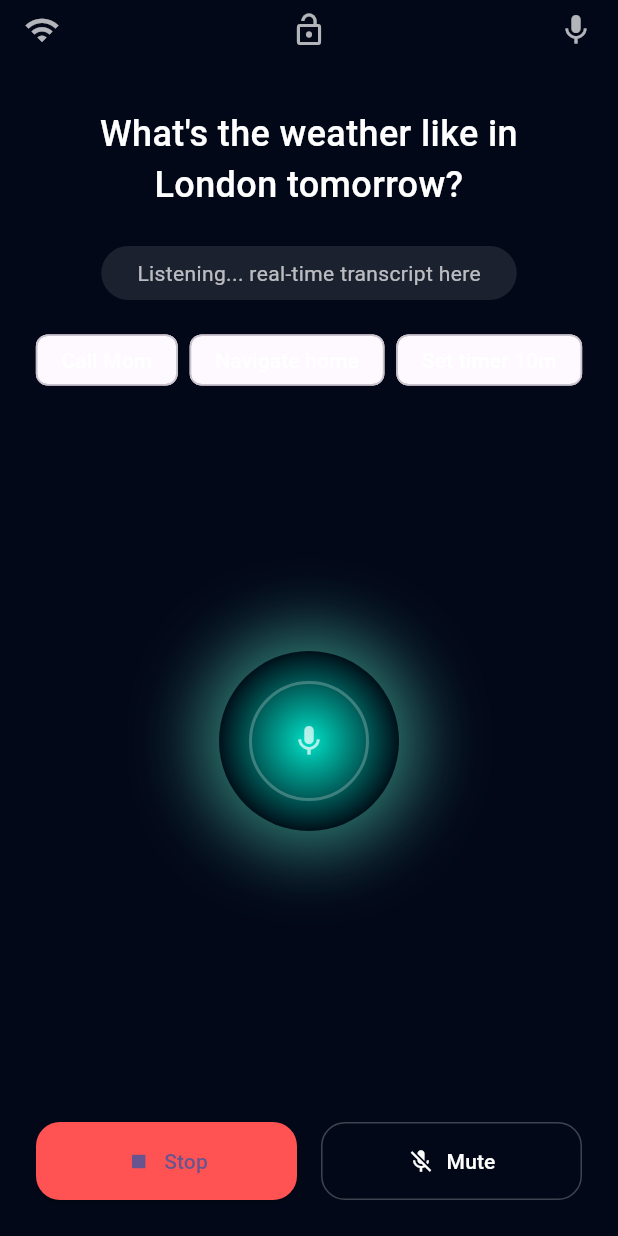
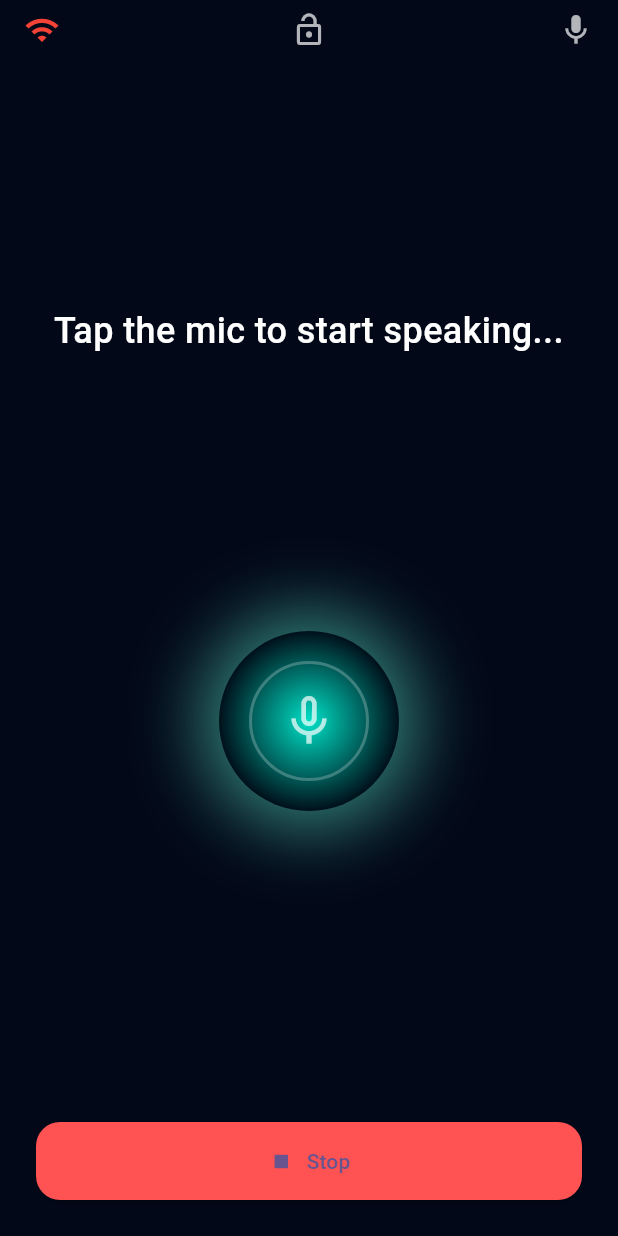
Before and after one commit to anaslari23/max_ai, a Flutter app: the screen it shows after launch, after a tap on "Tap to Speak", on a phone screen of 412 x 824 dp. Run offline on Flutter 3.47's test engine with Material 3 defaults, Android fonts, the phone set to English and light mode, and no system bars; our stand-ins replace flutter_tts, permission_handler, speech_to_text; network calls fail.

Commit message:
feat(voice): add speech-to-text and text-to-speech functionality
Implement voice interaction capabilities using speech_to_text and flutter_tts packages
Add permission handling for microphone access
Integrate with WebSocket service for real-time communication
Update UI to reflect listening state and connection status

```diff
--- a/frontend/MAX_AI_APP/lib/screens/listening_screen.dart
+++ b/frontend/MAX_AI_APP/lib/screens/listening_screen.dart
@@ -1,7 +1,135 @@
 import 'package:flutter/material.dart';
+import 'package:speech_to_text/speech_to_text.dart' as stt;
+import 'package:flutter_tts/flutter_tts.dart';
+import 'package:permission_handler/permission_handler.dart';
+import 'package:max_ai/services/websocket_service.dart';
+import 'package:max_ai/services/action_service.dart';
 
-class ListeningScreen extends StatelessWidget {
+class ListeningScreen extends StatefulWidget {
   const ListeningScreen({super.key});
+
+  @override
+  State<ListeningScreen> createState() => _ListeningScreenState();
+}
+
+class _ListeningScreenState extends State<ListeningScreen> {
+  late stt.SpeechToText _speech;
+  late FlutterTts _flutterTts;
+  late WebSocketService _wsService;
+  final ActionService _actionService = ActionService();
+
+  bool _isListening = false;
+  String _text = "Tap the mic to start speaking...";
+  bool _isConnected = false;
+
+  @override
+  void initState() {
+    super.initState();
+    _speech = stt.SpeechToText();
+    _flutterTts = FlutterTts();
+    _initVoice();
+    _connectWebSocket();
+  }
+
+  void _connectWebSocket() {
+    // Default to localhost, retry logic handles emulator
+    String backendUrl = 'ws://localhost:8000/api/v1/ws/stream';
+
+    _wsService = WebSocketService(
+      url: backendUrl,
+      onMessage: _handleServerResponse,
+      onError: (error) {
+        print("WS Error: $error");
+        if (mounted) setState(() => _isConnected = false);
+        if (backendUrl.contains('localhost')) {
+           _retryConnect('ws://10.0.2.2:8000/api/v1/ws/stream');
+        }
+      },
+    );
+    _wsService.connect();
+    if (mounted) setState(() => _isConnected = true);
+  }
+
+  void _retryConnect(String url) {
+     _wsService = WebSocketService(
+      url: url,
+      onMessage: _handleServerResponse,
+      onError: (error) {
+        print("WS Retry Error: $error");
+        if (mounted) setState(() => _isConnected = false);
+      },
+    );
+    _wsService.connect();
+  }
+
+  Future<void> _initVoice() async {
+    await Permission.microphone.request();
+    bool available = await _speech.initialize(
+      onStatus: (status) => print('STT Status: $status'),
+      onError: (errorNotification) => print('STT Error: $errorNotification'),
+    );
+    if (available) {
+      print("STT Initialized");
+    } else {
+      print("STT not available");
+    }
+
+    await _flutterTts.setLanguage("en-US");
+    await _flutterTts.setPitch(1.0);
+  }
+
+  void _listen() async {
+    if (!_isListening) {
+      bool available = await _speech.initialize();
+      if (available) {
+        setState(() => _isListening = true);
+        _speech.listen(
+          onResult: (val) {
+            setState(() {
+              _text = val.recognizedWords;
+            });
+            if (val.hasConfidenceRating && val.confidence > 0) {
+               // Partial results
+            }
+            if (val.finalResult) {
+               _sendMessage(_text);
+               setState(() => _isListening = false);
+            }
+          },
+        );
+      }
+    } else {
+      setState(() => _isListening = false);
+      _speech.stop();
+    }
+  }
+
+  void _sendMessage(String text) {
+    if (text.isEmpty) return;
+    print("Sending: $text");
+    _wsService.sendText(text);
+  }
+
+  void _handleServerResponse(dynamic data) async {
+    print("Received: $data");
+    if (data['message'] != null) {
+      String responseText = data['message'];
+      setState(() => _text = responseText);
+      await _flutterTts.speak(responseText);
+    }
+
+    if (data['action'] != null) {
+      _actionService.handleAction(data['action']);
+    }
+  }
+
+  @override
+  void dispose() {
+    _speech.stop();
+    _flutterTts.stop();
+    _wsService.disconnect();
+    super.dispose();
+  }
 
   @override
   Widget build(BuildContext context) {
@@ -10,24 +138,27 @@ class ListeningScreen extends StatelessWidget {
       body: SafeArea(
         child: Column(
           children: [
+             // Header
             Padding(
               padding: const EdgeInsets.symmetric(horizontal: 16.0, vertical: 8.0),
               child: Row(
                 mainAxisAlignment: MainAxisAlignment.spaceBetween,
-                children: const [
-                  Icon(Icons.wifi, color: Colors.white70),
-                  Icon(Icons.lock_open, color: Colors.white70),
-                  Icon(Icons.mic, color: Colors.white70),
+                children: [
+                  Icon(Icons.wifi, color: _isConnected ? Colors.green : Colors.red),
+                  const Icon(Icons.lock_open, color: Colors.white70),
+                  const Icon(Icons.mic, color: Colors.white70),
                 ],
               ),
             ),
-            const SizedBox(height: 32),
-            const Padding(
-              padding: EdgeInsets.symmetric(horizontal: 32.0),
+            const Spacer(),
+
+            // Transcript / Response
+            Padding(
+              padding: const EdgeInsets.symmetric(horizontal: 32.0),
               child: Text(
-                "What's the weather like in London tomorrow?",
+                _text,
                 textAlign: TextAlign.center,
-                style: TextStyle(
+                style: const TextStyle(
                   color: Colors.white,
                   fontSize: 24,
                   fontWeight: FontWeight.w500,
@@ -35,31 +166,17 @@ class ListeningScreen extends StatelessWidget {
                 ),
               ),
             ),
-            const SizedBox(height: 24),
-            Container(
-              padding: const EdgeInsets.symmetric(horizontal: 24, vertical: 8),
-              decoration: BoxDecoration(
-                color: Colors.white10,
-                borderRadius: BorderRadius.circular(24),
-              ),
-              child: const Text(
-                'Listening... real-time transcript here',
-                style: TextStyle(color: Colors.white70, fontSize: 14),
-              ),
+            const Spacer(),
+
+            // Visualizer (Static for now)
+            GestureDetector(
+              onTap: _listen,
+              child: _AvatarWithWaveform(isListening: _isListening),
             ),
-            const SizedBox(height: 16),
-            Wrap(
-              spacing: 8,
-              runSpacing: 8,
-              children: const [
-                _SuggestionChip(label: 'Call Mom'),
-                _SuggestionChip(label: 'Navigate home'),
-                _SuggestionChip(label: 'Set timer 10m'),
-              ],
-            ),
+
             const Spacer(),
-            _AvatarWithWaveform(),
-            const Spacer(),
+
+            // Controls
             Padding(
               padding: const EdgeInsets.symmetric(horizontal: 24.0, vertical: 24.0),
               child: Row(
@@ -80,22 +197,6 @@ class ListeningScreen extends StatelessWidget {
                       label: const Text('Stop'),
                     ),
                   ),
-                  const SizedBox(width: 16),
-                  Expanded(
-                    child: OutlinedButton.icon(
-                      style: OutlinedButton.styleFrom(
-                        foregroundColor: Colors.white,
-                        side: const BorderSide(color: Colors.white24),
-                        padding: const EdgeInsets.symmetric(vertical: 16),
-                        shape: RoundedRectangleBorder(
-                          borderRadius: BorderRadius.circular(16),
-                        ),
-                      ),
-                      onPressed: () {},
-                      icon: const Icon(Icons.mic_off),
-                      label: const Text('Mute'),
-                    ),
-                  ),
                 ],
               ),
             ),
@@ -106,23 +207,10 @@ class ListeningScreen extends StatelessWidget {
   }
 }
 
-class _SuggestionChip extends StatelessWidget {
-  final String label;
+class _AvatarWithWaveform extends StatelessWidget {
+  final bool isListening;
+  const _AvatarWithWaveform({required this.isListening});
 
-  const _SuggestionChip({required this.label});
-
-  @override
-  Widget build(BuildContext context) {
-    return Chip(
-      label: Text(label),
-      backgroundColor: Colors.white10,
-      labelStyle: const TextStyle(color: Colors.white),
-      padding: const EdgeInsets.symmetric(horizontal: 8, vertical: 2),
-    );
-  }
-}
-
-class _AvatarWithWaveform extends StatelessWidget {
   @override
   Widget build(BuildContext context) {
     return SizedBox(
@@ -138,9 +226,9 @@ class _AvatarWithWaveform extends StatelessWidget {
             ),
             boxShadow: [
               BoxShadow(
-                color: Colors.tealAccent.withOpacity(0.5),
-                blurRadius: 40,
-                spreadRadius: 12,
+                color: isListening ? Colors.tealAccent.withOpacity(0.8) : Colors.tealAccent.withOpacity(0.5),
+                blurRadius: isListening ? 60 : 40,
+                spreadRadius: isListening ? 20 : 12,
               ),
             ],
           ),
@@ -152,7 +240,11 @@ class _AvatarWithWaveform extends StatelessWidget {
                 shape: BoxShape.circle,
                 border: Border.all(color: Colors.white24, width: 2),
               ),
-              child: const Icon(Icons.mic, color: Colors.white70),
+              child: Icon(
+                isListening ? Icons.mic : Icons.mic_none,
+                color: Colors.white70,
+                size: 40
+              ),
             ),
           ),
         ),
--- a/frontend/MAX_AI_APP/pubspec.yaml
+++ b/frontend/MAX_AI_APP/pubspec.yaml
@@ -36,6 +36,9 @@ dependencies:
   cupertino_icons: ^1.0.8
   web_socket_channel: ^2.4.0
   url_launcher: ^6.2.4
+  speech_to_text: ^6.6.0
+  flutter_tts: ^3.8.3
+  permission_handler: ^11.3.0
 
 dev_dependencies:
   flutter_test:
```
Also changed, not shown: frontend/MAX_AI_APP/pubspec.lock, 4 other files.
